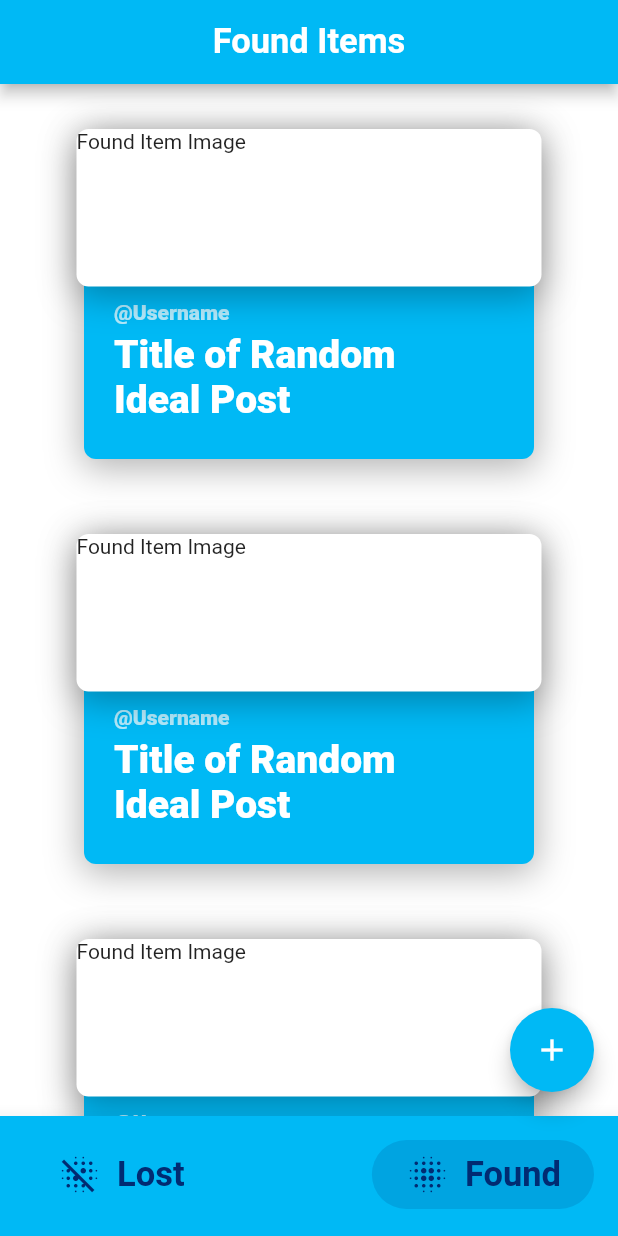
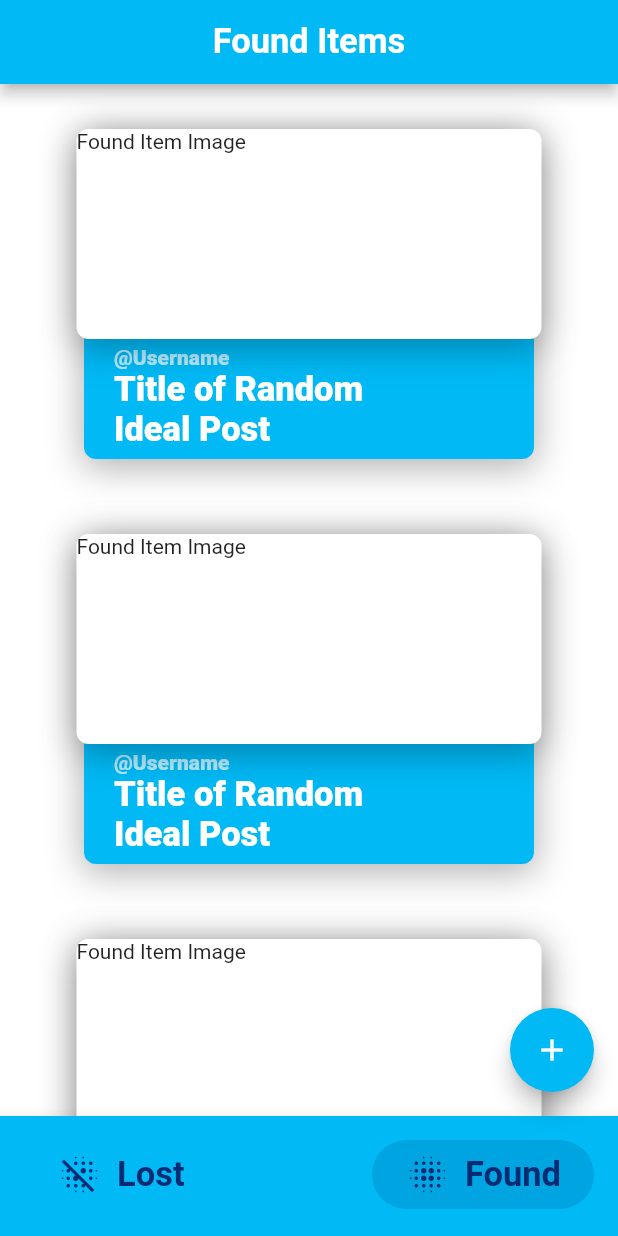
Before and after one commit to SumitKLamba/Lost-Found, a Flutter app: the screen it shows after launch, after a tap on "Found", on a phone screen of 412 x 824 dp. Run offline on Flutter 3.47's test engine with Material 2 defaults, Android fonts, the phone set to English and light mode, and no system bars; Roboto replaces fonts that are missing (Raleway-Light).

Commit message:
bigger image

```diff
--- a/lib/foundInformCards.dart
+++ b/lib/foundInformCards.dart
@@ -31,7 +31,7 @@ class FoundInformCards extends StatelessWidget {
                       ],
                     )),
                 Positioned(
-                  top: 110,
+                  top: 140,
                   left: 20,
                   child: Container(
                     width: 200,
@@ -51,7 +51,7 @@ class FoundInformCards extends StatelessWidget {
                   ),
                 ),
                 Positioned(
-                  top: 135,
+                  top: 160,
                   left: 20,
                   child: Container(
                     width: 200,
@@ -65,7 +65,7 @@ class FoundInformCards extends StatelessWidget {
                               "Title of Random Ideal Post",
                               style: TextStyle(
                                   color: Colors.white,
-                                  fontSize: 26,
+                                  fontSize: 23,
                                   fontWeight: FontWeight.w800),
                             ),
                           ],
@@ -76,7 +76,7 @@ class FoundInformCards extends StatelessWidget {
                 Positioned(
                   left: -5.0,
                   child: Container(
-                    height: 105.0,
+                    height: 140.0,
                     width: 310.0,
                     child: Text('Found Item Image'),
                     decoration: BoxDecoration(
--- a/lib/lostInformCards.dart
+++ b/lib/lostInformCards.dart
@@ -31,7 +31,7 @@ class LostInformCards extends StatelessWidget {
                       ],
                     )),
                 Positioned(
-                  top: 110,
+                  top: 140,
                   left: 20,
                   child: Container(
                     width: 200,
@@ -51,7 +51,7 @@ class LostInformCards extends StatelessWidget {
                   ),
                 ),
                 Positioned(
-                  top: 135,
+                  top: 160,
                   left: 20,
                   child: Container(
                     width: 200,
@@ -65,7 +65,7 @@ class LostInformCards extends StatelessWidget {
                               "Title of Random Ideal Post",
                               style: TextStyle(
                                   color: Colors.white,
-                                  fontSize: 26,
+                                  fontSize: 23,
                                   fontWeight: FontWeight.w800),
                             ),
                           ],
@@ -76,7 +76,7 @@ class LostInformCards extends StatelessWidget {
                 Positioned(
                   left: -5.0,
                   child: Container(
-                    height: 105.0,
+                    height: 140.0,
                     width: 310.0,
                     child: Text('Lost Item Image'),
                     decoration: BoxDecoration(
```
